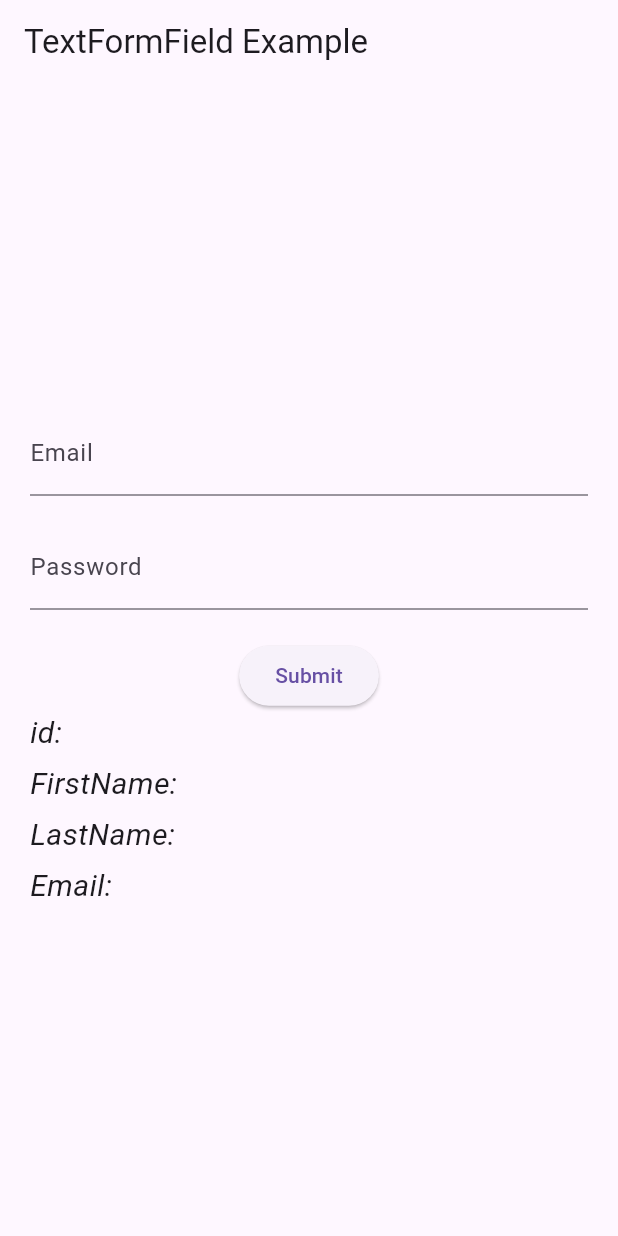
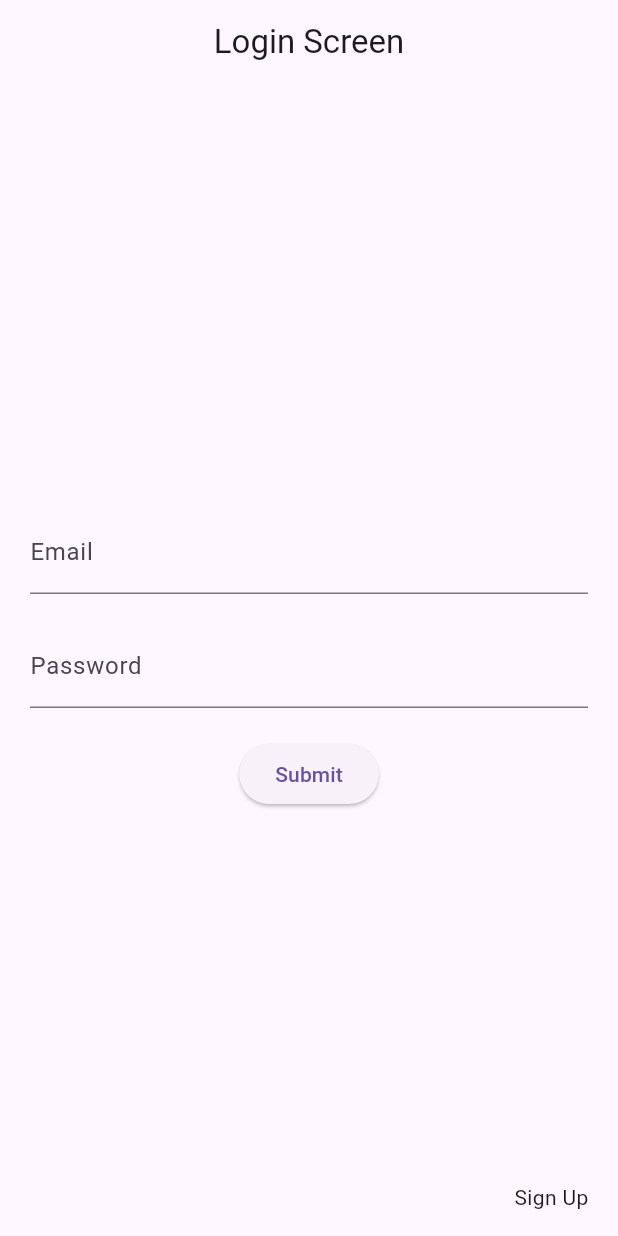
Before and after one commit to Shakeeb-Alam/statemanagementpro, a Flutter app: the screen it shows after launch, on a phone screen of 412 x 824 dp. Run offline on Flutter 3.47's test engine with Material 3 defaults, Android fonts, the phone set to English and light mode, and no system bars; our stand-ins replace firebase_auth, firebase_core, get; accounts and stored records are empty.

Commit message:
- Auth with Firebase - Auth(Login and Signup) - learn validation concept

```diff
--- a/lib/base/global_binding.dart
+++ b/lib/base/global_binding.dart
@@ -1,3 +1,4 @@
+import 'package:flutter/cupertino.dart';
 import 'package:get/get.dart';
 import 'package:statemanagement/controllers/auth_controller.dart';
 import 'package:statemanagement/controllers/covid-controller.dart';
@@ -7,6 +8,8 @@ class GlobalBinding implements Bindings {
   void dependencies() {
     Get.put<AuthController>(AuthController());
     Get.put<CovidController>(CovidController());
+
+
   }
 
 }
--- a/lib/presentation/login_screen.dart
+++ b/lib/presentation/login_screen.dart
@@ -1,19 +1,9 @@
-import 'dart:convert';
-
-import 'package:flutter/material.dart';
-
 import 'package:flutter/material.dart';
 import 'package:get/get.dart';
+import 'package:statemanagement/controllers/auth_controller.dart';
+import 'package:statemanagement/presentation/signup_screen.dart';
 
-// import 'package:getapi/model/login_model.dart';
-import 'package:http/http.dart' as http;
-import 'package:http/http.dart';
-import 'package:statemanagement/api/authapi.dart';
-import 'package:statemanagement/controllers/auth_controller.dart';
-
-
-// import '../Api/loginapi.dart';
-import '../Domain/login_model.dart';
+import '../utilities/validation.dart';
 
 class Homeview extends StatefulWidget {
   const Homeview({super.key});
@@ -23,21 +13,49 @@ class Homeview extends StatefulWidget {
 }
 
 class _HomeviewState extends State<Homeview> {
+  final GlobalKey<FormState> _formKey = GlobalKey<FormState>();
   final TextEditingController _emailController = TextEditingController();
   final TextEditingController _passwordController = TextEditingController();
 
+// Validation function for email field
+//   String? _validateEmail(value) {
+//     if (value.isEmpty) {
+//       return 'Please enter your email';
+//     } else if (!RegExp(r'^[\w-\.]+@([\w-]+\.)+[\w-]{2,4}$').hasMatch(value)) {
+//       return 'Please enter a valid email';
+//     }
+//     return null;
+//   }
+
+  // Validation function for password field
+  // String? _validatePassword( value) {
+  //   if (value.isEmpty) {
+  //     return 'Please enter your password';
+  //   } else if (value.length < 6) {
+  //     return 'Password must be at least 6 characters long';
+  //   }
+  //   return null;
+  // }
   //LoginModel loginModel = LoginModel();
 
   @override
   Widget build(BuildContext context) {
     return Scaffold(
+      floatingActionButton: GestureDetector(
+        child: Text('Sign Up '),
+        onTap: () {
+          Get.to(() => const SignupScreen());
+        },
+      ),
       appBar: AppBar(
-        title: const Text('TextFormField Example'),
+        title: Center(child: const Text('Login Screen')),
       ),
       body: Padding(
         padding: const EdgeInsets.all(20.0),
         child: GetBuilder<AuthController>(builder: (authController) {
-          return Column(
+          return Form(
+            key: _formKey,
+            child: Column(
               mainAxisAlignment: MainAxisAlignment.center,
               crossAxisAlignment: CrossAxisAlignment.start,
               children: [
@@ -48,6 +66,9 @@ class _HomeviewState extends State<Homeview> {
                       labelText: 'Email',
                       hintText: 'Enter your email',
                     ),
+                    validator: (value) => Validation().validationEmail(value!)
+
+                    //         validator: _validateEmail
                     ),
                 const SizedBox(height: 20.0),
                 TextFormField(
@@ -57,66 +78,82 @@ class _HomeviewState extends State<Homeview> {
                     labelText: 'Password',
                     hintText: 'Enter your password',
                   ),
+                  validator:(value)=> Validation()
+                      .validationPassword(value
+                          //          validator: _validatePassword,
                           ),
-              const SizedBox(height: 20.0),
+                ),
+                SizedBox(height: 20.0),
                 authController.isLoading
                     ? const Center(child: CircularProgressIndicator())
                     : Center(
                         child: ElevatedButton(
                           onPressed: () async {
+                            if (_formKey.currentState!.validate()) {
+                              // If all validators pass, submit the form
                               setState(() {});
-                          // loginModel = await AuthApi().postData(_emailController.text.toString(),
-                          //     _passwordController.text.toString());
-                          // setState(() {});
-
-                        await  authController.login(_emailController.text.toString(),
-                              _passwordController.text.toString());
-
+                              await authController.loginFirebaseWith(
+                                _emailController.text.toString(),
+                                _passwordController.text.toString(),
+                              );
+                            }
                           },
+                          // onPressed: () async {
+                          //   setState(() {});
+                          //   // loginModel = await AuthApi().postData(_emailController.text.toString(),
+                          //   //     _passwordController.text.toString());
+                          //   // setState(() {});
+                          //
+                          // await  authController.loginFirebaseWith(_emailController.text.toString(),
+                          //       _passwordController.text.toString());
+                          //
+                          // },
                           child: const Text('Submit'),
                         ),
                       ),
-              Column(
-                mainAxisAlignment: MainAxisAlignment.start,
-                crossAxisAlignment: CrossAxisAlignment.start,
-                children: [
-                  Text(
-                    'id:${authController.loginModel.user?.id.toString() ?? ''}',
-                    style: TextStyle(
-                      fontSize: 20,
-                      fontStyle: FontStyle.italic,
+
+                // Column(
+                //   mainAxisAlignment: MainAxisAlignment.start,
+                //   crossAxisAlignment: CrossAxisAlignment.start,
+                //   children: [
+                //     Text(
+                //       'id:${authController.loginModel.user?.id.toString() ?? ''}',
+                //       style: TextStyle(
+                //         fontSize: 20,
+                //         fontStyle: FontStyle.italic,
+                //       ),
+                //     ),
+                //     SizedBox(
+                //       height: 5,
+                //     ),
+                //     Text(
+                //         'FirstName:${authController.loginModel.user?.firstName.toString() ?? ''}',
+                //         style: TextStyle(
+                //           fontSize: 20,
+                //           fontStyle: FontStyle.italic,
+                //         )),
+                //     SizedBox(
+                //       height: 5,
+                //     ),
+                //     Text(
+                //         'LastName:${authController.loginModel.user?.lastName.toString() ?? ''}',
+                //         style: TextStyle(
+                //           fontSize: 20,
+                //           fontStyle: FontStyle.italic,
+                //         )),
+                //     SizedBox(
+                //       height: 5,
+                //     ),
+                //     Text(
+                //         'Email:${authController.loginModel.user?.email.toString() ?? ''}',
+                //         style: TextStyle(
+                //           fontSize: 20,
+                //           fontStyle: FontStyle.italic,
+                //         )),
+                //   ],
+                // )
+              ],
             ),
-                  ),
-                  SizedBox(
-                    height: 5,
-                  ),
-                  Text(
-                      'FirstName:${authController.loginModel.user?.firstName.toString() ?? ''}',
-                      style: TextStyle(
-                        fontSize: 20,
-                        fontStyle: FontStyle.italic,
-                      )),
-                  SizedBox(
-                    height: 5,
-                  ),
-                  Text(
-                      'LastName:${authController.loginModel.user?.lastName.toString() ?? ''}',
-                      style: TextStyle(
-                        fontSize: 20,
-                        fontStyle: FontStyle.italic,
-                      )),
-                  SizedBox(
-                    height: 5,
-                  ),
-                  Text(
-                      'Email:${authController.loginModel.user?.email.toString() ?? ''}',
-                      style: TextStyle(
-                        fontSize: 20,
-                        fontStyle: FontStyle.italic,
-                      )),
-                ],
-              )
-            ],
           );
         }),
       ),
--- a/pubspec.yaml
+++ b/pubspec.yaml
@@ -38,6 +38,8 @@ dependencies:
   http: ^1.2.1
   intl: ^0.17.0
   get: ^4.6.6
+  firebase_auth: ^4.16.0
+  firebase_core: ^2.24.2
 dev_dependencies:
   flutter_test:
     sdk: flutter
```
Also changed, not shown: lib/api/authapi.dart (+48 -10 lines), lib/controllers/auth_controller.dart (+21 -0 lines), lib/main.dart (+5 -2 lines), lib/presentation/signup_screen.dart (added, +141 -0 lines), lib/utilities/validation.dart (added, +23 -0 lines), lib/firebase_options.dart (added), lib/presentation/circularprogress.dart (deleted), pubspec.lock, 6 other files. Lines whose indentation alone changed are shown as unchanged.
